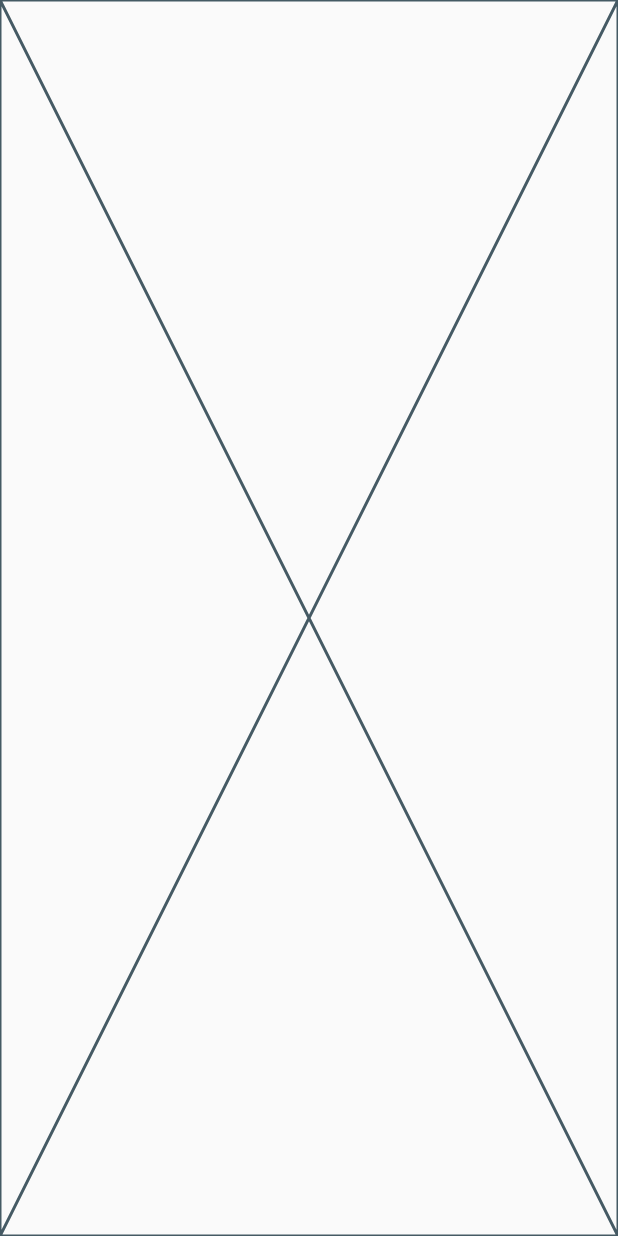
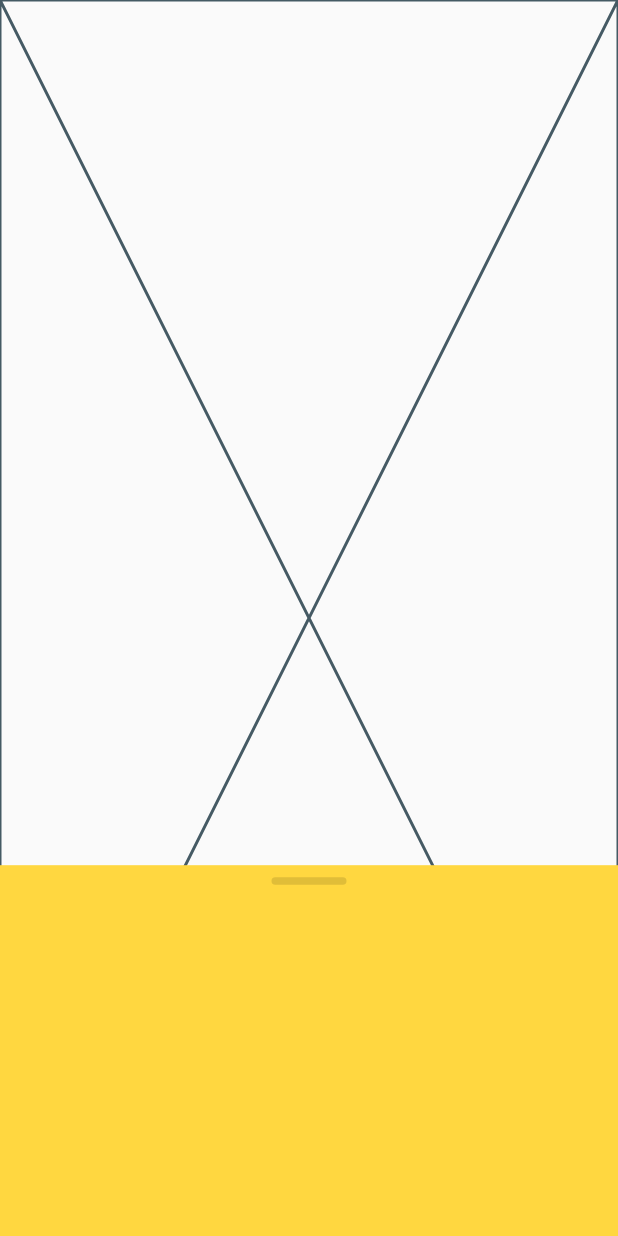
Before and after one commit to samisnotinsane/flutter-bites, a Flutter app: the screen it shows after launch, on a phone screen of 412 x 824 dp. Run offline on Flutter 3.47's test engine with Material 2 defaults, Android fonts, the phone set to English and light mode, and no system bars.

Commit message:
Add bottom sheet container.

```diff
--- a/geo_maps/lib/main.dart
+++ b/geo_maps/lib/main.dart
@@ -1,4 +1,6 @@
 import 'package:flutter/material.dart';
+
+import 'widgets/where_to_sheet.dart';
 
 void main() {
   runApp(MyApp());
@@ -14,7 +16,23 @@ class MyApp extends StatelessWidget {
         visualDensity: VisualDensity.adaptivePlatformDensity,
       ),
       home: Scaffold(
-        body: Placeholder(),
+        body: Stack(
+          children: <Widget>[
+            Placeholder(),
+            DraggableScrollableSheet(
+              initialChildSize: 0.3,
+              minChildSize: 0.1,
+              maxChildSize: 0.3,
+              builder: (context, scrollController) {
+                return Container(
+                  padding: EdgeInsets.all(8.0),
+                  color: Colors.amberAccent,
+                  child: WhereToSheet(),
+                );
+              },
+            ),
+          ],
+        ),
       ),
     );
   }
--- /dev/null
+++ b/geo_maps/lib/widgets/where_to_sheet.dart
@@ -0,0 +1,20 @@
+import 'package:flutter/material.dart';
+
+class WhereToSheet extends StatelessWidget {
+  @override
+  Widget build(BuildContext context) {
+    return Column(
+      crossAxisAlignment: CrossAxisAlignment.center,
+      children: <Widget>[
+        Container(
+          height: 5.0,
+          width: 50.0,
+          decoration: BoxDecoration(
+            color: Theme.of(context).dividerColor,
+            borderRadius: BorderRadius.circular(5.0),
+          ),
+        ),
+      ],
+    );
+  }
+}
```
Also changed, not shown: 4 other files.
